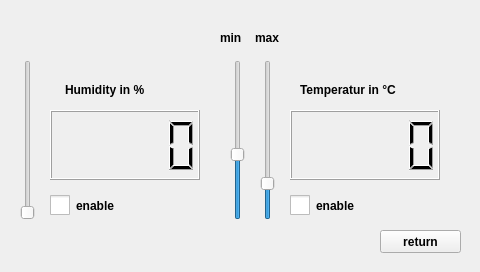
First picture: the form in changeauto.ui, repository 3semesterprojekt/DevKitsoftware, before the edit.
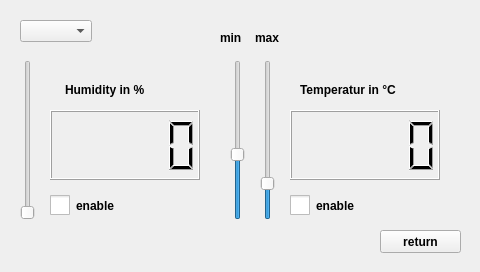
Second picture: the form after the edit.

```diff
--- a/changeauto.ui
+++ b/changeauto.ui
@@ -271,6 +271,22 @@
     <string>max</string>
    </property>
   </widget>
+  <widget class="QComboBox" name="deviceComboBox">
+   <property name="geometry">
+    <rect>
+     <x>20</x>
+     <y>20</y>
+     <width>131</width>
+     <height>21</height>
+    </rect>
+   </property>
+   <property name="focusPolicy">
+    <enum>Qt::NoFocus</enum>
+   </property>
+   <property name="sizeAdjustPolicy">
+    <enum>QComboBox::AdjustToContents</enum>
+   </property>
+  </widget>
  </widget>
  <resources/>
  <connections/>
```
